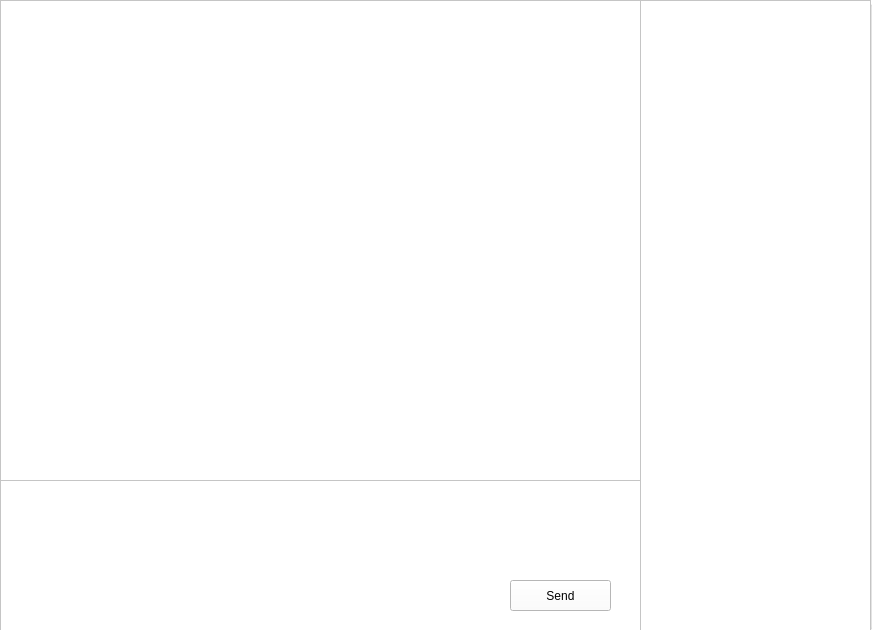
Old version of the form src/client/chatForm.ui in the repository RapDoodle/PopChat.
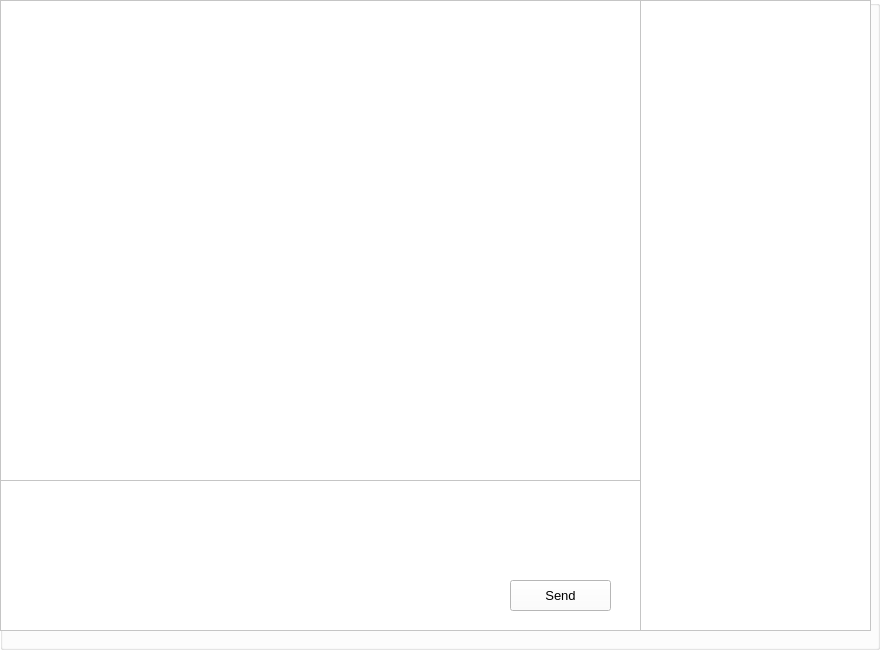
New version of the form.

The edit to the form file:
```diff
--- a/src/client/chatForm.ui
+++ b/src/client/chatForm.ui
@@ -6,8 +6,8 @@
    <rect>
     <x>0</x>
     <y>0</y>
-    <width>872</width>
-    <height>630</height>
+    <width>880</width>
+    <height>650</height>
    </rect>
   </property>
   <property name="windowTitle">
@@ -55,7 +55,7 @@
       <property name="font">
        <font>
         <family>Segoe UI</family>
-        <pointsize>9</pointsize>
+        <pointsize>11</pointsize>
        </font>
       </property>
      </widget>
@@ -71,7 +71,7 @@
       <property name="font">
        <font>
         <family>Segoe UI</family>
-        <pointsize>9</pointsize>
+        <pointsize>11</pointsize>
        </font>
       </property>
       <property name="cursor" stdset="0">
@@ -134,7 +134,7 @@
       <property name="font">
        <font>
         <family>Segoe UI</family>
-        <pointsize>9</pointsize>
+        <pointsize>10</pointsize>
        </font>
       </property>
       <property name="text">
```
Left out of the diff: 2 changed lines with no effect on the pictures.
